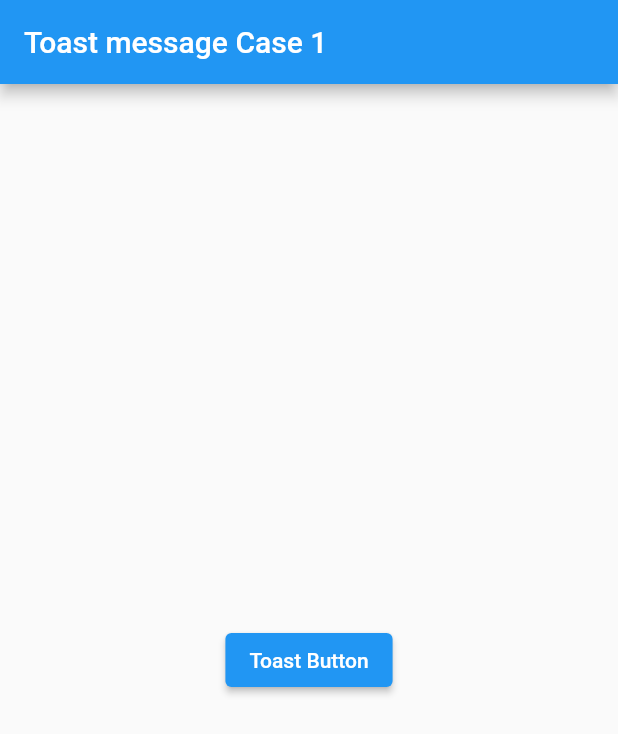
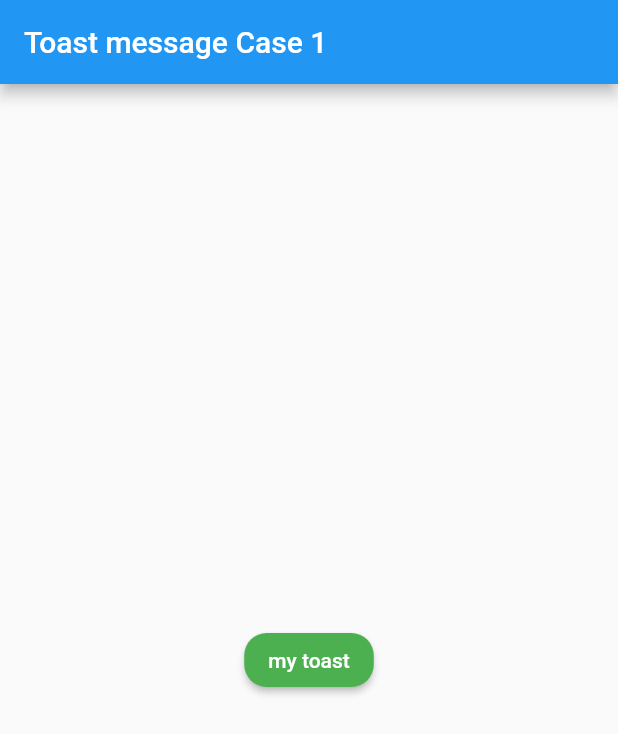
Before and after one commit to sy2bgreat/toast_app1, a Flutter app: the screen it shows after launch, on a phone screen of 412 x 824 dp. Shown: the top 734 px of the screen. Run offline on Flutter 3.47's test engine with Material 2 defaults, Android fonts, the phone set to English and light mode, and no system bars; our stand-ins replace fluttertoast.

Commit message:
add class

```diff
--- a/lib/main.dart
+++ b/lib/main.dart
@@ -1,5 +1,5 @@
 import 'package:flutter/material.dart';
-import 'package:fluttertoast/fluttertoast.dart';
+import 'package:toast_app1/my_toast.dart';
 
 void main() {
   runApp(const MyApp());
@@ -30,29 +30,11 @@ class MyHomePage extends StatelessWidget {
       appBar: AppBar(
         title: const Text("Toast message Case 1"),
       ),
-      body: Center(
-        child: ElevatedButton(
-          onPressed: () {
-            toastAction();
-          },
-          child: const Text(
-            "Toast Button",
-          ),
-        ),
-      ),
+      body: const MyToast(),
     );
   }
 
   //toast Action function
-  void toastAction() {
-    Fluttertoast.showToast(
-      msg: "Toast btn is clicked",
-      backgroundColor: Colors.black,
-      textColor: Colors.white,
-      fontSize: 20.0,
-      toastLength: Toast.LENGTH_SHORT,
-    );
-  }
 
   // class
 
--- /dev/null
+++ b/lib/my_toast.dart
@@ -0,0 +1,35 @@
+// ignore: file_names
+import 'package:flutter/material.dart';
+import 'package:fluttertoast/fluttertoast.dart';
+
+class MyToast extends StatelessWidget {
+  const MyToast({Key? key}) : super(key: key);
+
+  @override
+  Widget build(BuildContext context) {
+    return Center(
+      child: ElevatedButton(
+          onPressed: () {
+            toastAction();
+          },
+          child: const Text(
+            "my toast",
+          ),
+          style: ElevatedButton.styleFrom(
+              primary: Colors.green,
+              shape: RoundedRectangleBorder(
+                borderRadius: BorderRadius.circular(15),
+              ))),
+    );
+  }
+
+  void toastAction() {
+    Fluttertoast.showToast(
+      msg: "Toast btn is clicked",
+      backgroundColor: Colors.green,
+      textColor: Colors.white,
+      fontSize: 20.0,
+      toastLength: Toast.LENGTH_SHORT,
+    );
+  }
+}
```
